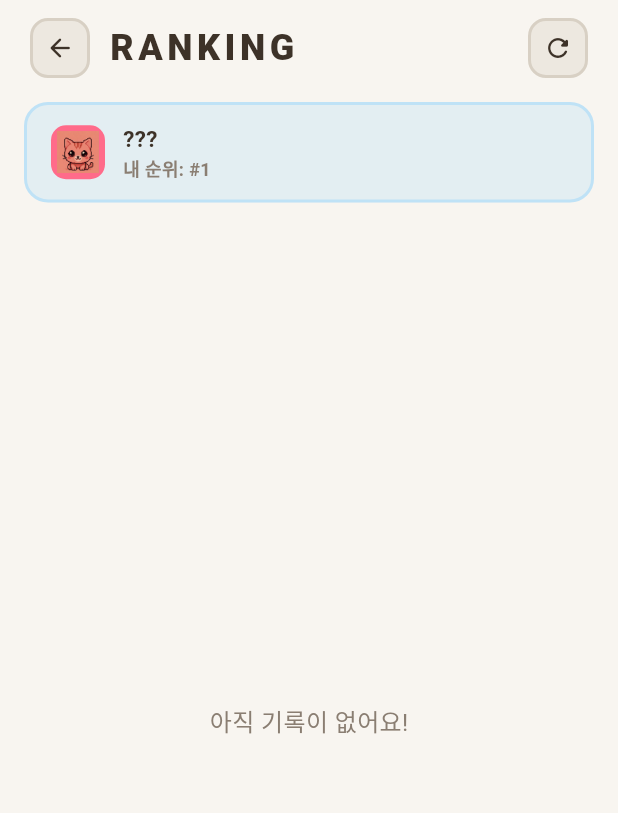
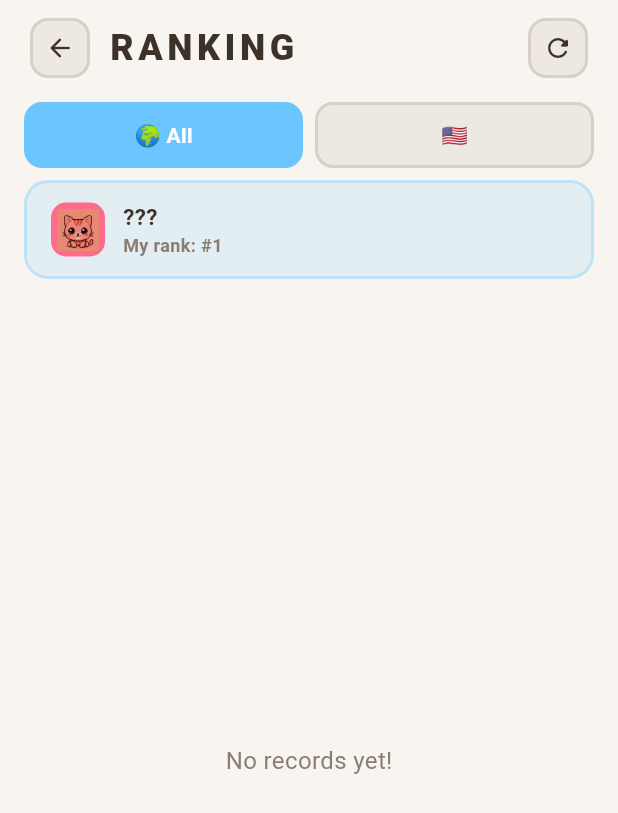
Before and after one commit to thingineeer/flipop, a Flutter app: the LeaderboardScreen screen opened directly, after a tap on the "refresh" icon, on a phone screen of 412 x 824 dp. Shown: the top 813 px of the screen. Run offline on Flutter 3.47's test engine with Material 3 defaults, Android fonts, the light colour scheme and no system bars; our stand-ins replace cloud_firestore, cloud_functions, firebase_analytics, firebase_auth, firebase_core, flutter_secure_storage and 4 more; accounts and stored records are empty; Roboto replaces fonts that are missing (SF Pro Rounded).

Commit message:
feat: 국가별 리더보드 필터링 + l10n 적용
- leaderboard_screen: 전체/국가 필터 탭 UI 추가 + 하드코딩 문자열 l10n 교체
- leaderboard_service: getTopScores/getMyRank에 countryCode 필터 파라미터 추가
- firestore.indexes.json: countryCode + bestScore 복합 인덱스 추가

```diff
--- a/firestore.indexes.json
+++ b/firestore.indexes.json
@@ -1,4 +1,21 @@
 {
-  "indexes": [],
+  "indexes": [
+    {
+      "collectionGroup": "leaderboard",
+      "queryScope": "COLLECTION",
+      "fields": [
+        { "fieldPath": "countryCode", "order": "ASCENDING" },
+        { "fieldPath": "bestScore", "order": "DESCENDING" }
+      ]
+    },
+    {
+      "collectionGroup": "leaderboard",
+      "queryScope": "COLLECTION",
+      "fields": [
+        { "fieldPath": "countryCode", "order": "ASCENDING" },
+        { "fieldPath": "bestScore", "order": "ASCENDING" }
+      ]
+    }
+  ],
   "fieldOverrides": []
 }
--- a/lib/services/leaderboard_service.dart
+++ b/lib/services/leaderboard_service.dart
@@ -1,4 +1,5 @@
 import 'package:cloud_firestore/cloud_firestore.dart';
+import 'package:cloud_functions/cloud_functions.dart';
 
 class LeaderboardEntry {
   final String uid;
@@ -46,8 +47,9 @@ class LeaderboardService {
   LeaderboardService._();
 
   final _firestore = FirebaseFirestore.instance;
+  final _functions = FirebaseFunctions.instance;
 
-  /// 점수 제출 (베스트 스코어만 갱신)
+  /// 점수 제출 (Cloud Function 서버사이드 검증)
   Future<void> submitScore({
     required String uid,
     required String nickname,
@@ -55,24 +57,26 @@ class LeaderboardService {
     required int score,
     String? countryCode,
   }) async {
-    final docRef = _firestore.collection('leaderboard').doc(uid);
-    final doc = await docRef.get();
-
-    if (!doc.exists || (doc.data()?['bestScore'] as int? ?? 0) < score) {
-      await docRef.set({
-        'nickname': nickname,
-        'avatarId': avatarId,
-        'bestScore': score,
-        'updatedAt': FieldValue.serverTimestamp(),
-        if (countryCode != null) 'countryCode': countryCode,
-      }, SetOptions(merge: true));
-    }
+    await _functions.httpsCallable('submitScore').call<dynamic>({
+      'score': score,
+      'nickname': nickname,
+      'avatarId': avatarId,
+      if (countryCode != null) 'countryCode': countryCode,
+    });
   }
 
-  /// 상위 N명 조회
-  Future<List<LeaderboardEntry>> getTopScores({int limit = 50}) async {
-    final snapshot = await _firestore
-        .collection('leaderboard')
+  /// 상위 N명 조회 (국가 필터 옵션)
+  Future<List<LeaderboardEntry>> getTopScores({
+    int limit = 50,
+    String? countryCode,
+  }) async {
+    Query<Map<String, dynamic>> query = _firestore.collection('leaderboard');
+
+    if (countryCode != null) {
+      query = query.where('countryCode', isEqualTo: countryCode);
+    }
+
+    final snapshot = await query
         .orderBy('bestScore', descending: true)
         .limit(limit)
         .get();
@@ -80,18 +84,21 @@ class LeaderboardService {
     return snapshot.docs.map((doc) => LeaderboardEntry.fromDoc(doc)).toList();
   }
 
-  /// 내 순위 조회
-  Future<int?> getMyRank(String uid) async {
+  /// 내 순위 조회 (국가 필터 옵션)
+  Future<int?> getMyRank(String uid, {String? countryCode}) async {
     final myDoc = await _firestore.collection('leaderboard').doc(uid).get();
     if (!myDoc.exists) return null;
 
     final myScore = myDoc.data()?['bestScore'] as int? ?? 0;
 
-    final higherCount = await _firestore
-        .collection('leaderboard')
-        .where('bestScore', isGreaterThan: myScore)
-        .count()
-        .get();
+    Query<Map<String, dynamic>> query = _firestore.collection('leaderboard')
+        .where('bestScore', isGreaterThan: myScore);
+
+    if (countryCode != null) {
+      query = query.where('countryCode', isEqualTo: countryCode);
+    }
+
+    final higherCount = await query.count().get();
 
     return (higherCount.count ?? 0) + 1;
   }
--- a/lib/ui/leaderboard_screen.dart
+++ b/lib/ui/leaderboard_screen.dart
@@ -3,6 +3,7 @@ import 'package:flutter/services.dart';
 import '../game/avatar_data.dart';
 import '../game/game_colors.dart';
 import '../game/game_state.dart';
+import '../l10n/app_localizations.dart';
 import '../services/auth_service.dart';
 import '../services/leaderboard_service.dart';
 
@@ -24,6 +25,7 @@ class LeaderboardScreenState extends State<LeaderboardScreen> {
   List<LeaderboardEntry>? _entries;
   int? _myRank;
   bool _loading = true;
+  bool _filterByCountry = false; // false = 전체, true = 국가별
 
   @override
   void initState() {
@@ -48,15 +50,27 @@ class LeaderboardScreenState extends State<LeaderboardScreen> {
     _loadData();
   }
 
+  String? get _activeCountryCode {
+    if (!_filterByCountry) return null;
+    return AuthService().countryCode;
+  }
+
   Future<void> _loadData() async {
     setState(() => _loading = true);
 
     try {
-      final entries = await LeaderboardService().getTopScores(limit: 50);
+      final countryCode = _activeCountryCode;
+      final entries = await LeaderboardService().getTopScores(
+        limit: 50,
+        countryCode: countryCode,
+      );
       final uid = AuthService().currentUser?.uid;
       int? myRank;
       if (uid != null) {
-        myRank = await LeaderboardService().getMyRank(uid);
+        myRank = await LeaderboardService().getMyRank(
+          uid,
+          countryCode: countryCode,
+        );
       }
 
       if (mounted) {
@@ -73,6 +87,12 @@ class LeaderboardScreenState extends State<LeaderboardScreen> {
     }
   }
 
+  void _onFilterChanged(bool byCountry) {
+    if (_filterByCountry == byCountry) return;
+    setState(() => _filterByCountry = byCountry);
+    _loadData();
+  }
+
   @override
   Widget build(BuildContext context) {
     final body = SafeArea(
@@ -80,6 +100,7 @@ class LeaderboardScreenState extends State<LeaderboardScreen> {
       child: Column(
         children: [
           _buildHeader(),
+          _buildFilterTabs(),
           if (_myRank != null) _buildMyRankCard(),
           Expanded(
             child: _loading
@@ -89,10 +110,10 @@ class LeaderboardScreenState extends State<LeaderboardScreen> {
                     ),
                   )
                 : _entries == null || _entries!.isEmpty
-                    ? const Center(
+                    ? Center(
                         child: Text(
-                          '아직 기록이 없어요!',
-                          style: TextStyle(
+                          AppLocalizations.of(context)!.noRecords,
+                          style: const TextStyle(
                             color: GameColors.textSecondary,
                             fontSize: 16,
                           ),
@@ -154,10 +175,10 @@ class LeaderboardScreenState extends State<LeaderboardScreen> {
             ),
             const SizedBox(width: 12),
           ],
-          const Expanded(
+          Expanded(
             child: Text(
-              'RANKING',
-              style: TextStyle(
+              AppLocalizations.of(context)!.rankingLabel,
+              style: const TextStyle(
                 color: GameColors.textPrimary,
                 fontSize: 24,
                 fontWeight: FontWeight.w900,
@@ -183,6 +204,77 @@ class LeaderboardScreenState extends State<LeaderboardScreen> {
             ),
           ),
         ],
+      ),
+    );
+  }
+
+  Widget _buildFilterTabs() {
+    final l10n = AppLocalizations.of(context)!;
+    final myCountry = AuthService().countryCode;
+    final flag = countryCodeToFlag(myCountry);
+
+    return Padding(
+      padding: const EdgeInsets.symmetric(horizontal: 16, vertical: 4),
+      child: Row(
+        children: [
+          _buildFilterTab(
+            label: l10n.leaderboardAll,
+            icon: '🌍',
+            selected: !_filterByCountry,
+            onTap: () => _onFilterChanged(false),
+          ),
+          const SizedBox(width: 8),
+          _buildFilterTab(
+            label: flag.isNotEmpty ? flag : l10n.leaderboardCountry,
+            icon: null,
+            selected: _filterByCountry,
+            onTap: myCountry != null ? () => _onFilterChanged(true) : null,
+          ),
+        ],
+      ),
+    );
+  }
+
+  Widget _buildFilterTab({
+    required String label,
+    String? icon,
+    required bool selected,
+    VoidCallback? onTap,
+  }) {
+    final enabled = onTap != null;
+    return Expanded(
+      child: GestureDetector(
+        onTap: onTap,
+        child: AnimatedContainer(
+          duration: const Duration(milliseconds: 200),
+          padding: const EdgeInsets.symmetric(vertical: 10),
+          decoration: BoxDecoration(
+            color: selected
+                ? GameColors.blockColors[BlockColor.blue]
+                : GameColors.gridBackground,
+            borderRadius: BorderRadius.circular(12),
+            border: Border.all(
+              color: selected
+                  ? GameColors.blockColors[BlockColor.blue]!
+                  : GameColors.gridLine,
+              width: 2,
+            ),
+          ),
+          child: Center(
+            child: Text(
+              icon != null ? '$icon $label' : label,
+              style: TextStyle(
+                color: selected
+                    ? Colors.white
+                    : enabled
+                        ? GameColors.textPrimary
+                        : GameColors.textSecondary,
+                fontSize: 14,
+                fontWeight: FontWeight.w700,
+              ),
+            ),
+          ),
+        ),
       ),
     );
   }
@@ -232,7 +324,7 @@ class LeaderboardScreenState extends State<LeaderboardScreen> {
                   ),
                 ),
                 Text(
-                  '내 순위: #$_myRank',
+                  AppLocalizations.of(context)!.myRank(_myRank!),
                   style: const TextStyle(
                     color: GameColors.textSecondary,
                     fontSize: 12,
```
